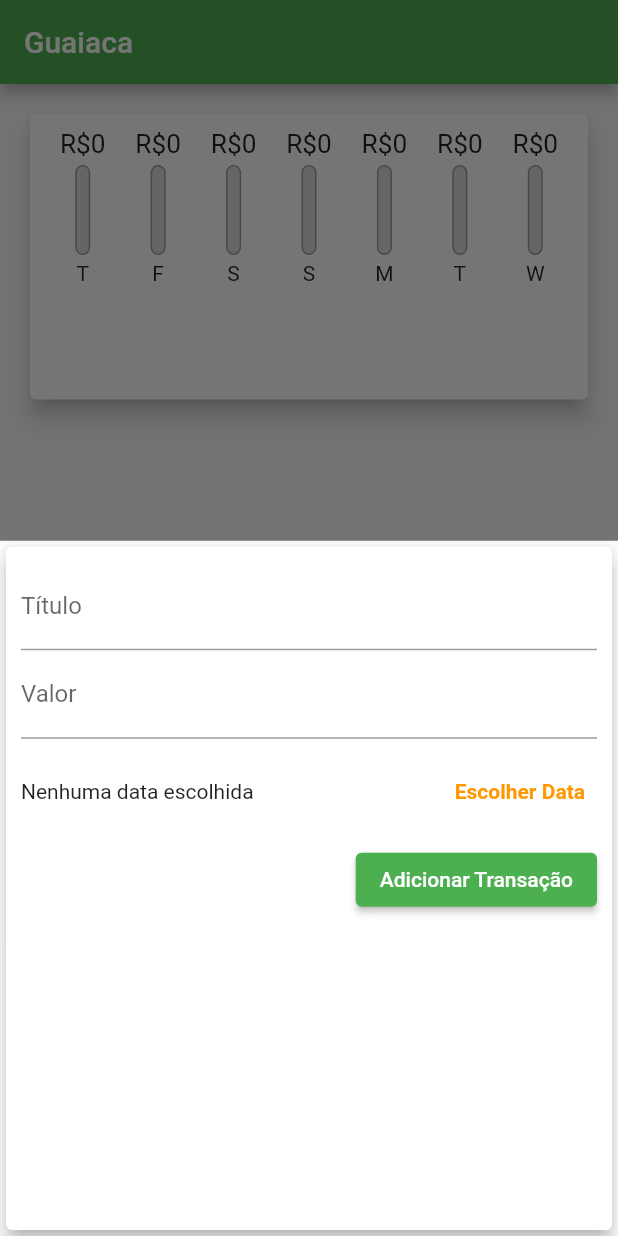
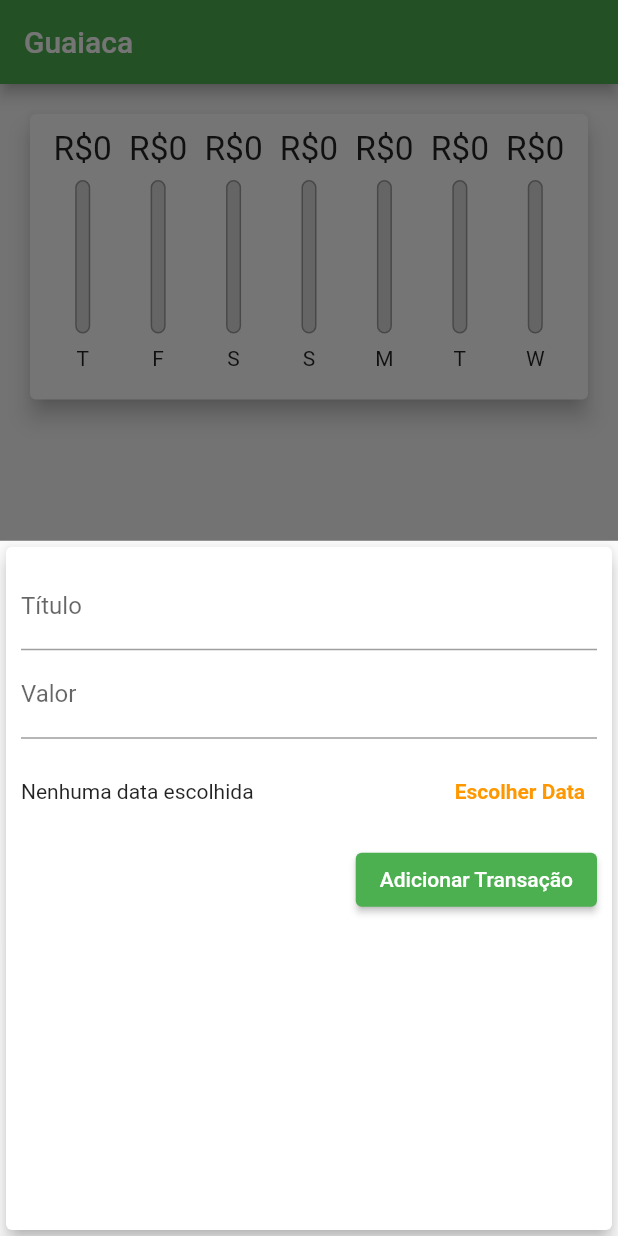
Before and after one commit to mariugo/guaiaca, a Flutter app: the screen it shows after launch, after a tap on the "add" icon, on a phone screen of 412 x 824 dp. Run offline on Flutter 3.47's test engine with Material 2 defaults, Android fonts, the phone set to English and light mode, and no system bars.

Commit message:
Constraints e orientação

```diff
--- a/lib/main.dart
+++ b/lib/main.dart
@@ -1,7 +1,15 @@
 import 'package:flutter/material.dart';
+import 'package:flutter/services.dart';
 import './screens/home.dart';
 
-void main() => runApp(MyApp());
+void main() {
+  WidgetsFlutterBinding.ensureInitialized();
+  SystemChrome.setPreferredOrientations([
+    DeviceOrientation.portraitUp,
+    DeviceOrientation.portraitDown,
+  ]);
+  runApp(MyApp());
+}
 
 class MyApp extends StatelessWidget {
   @override
--- a/lib/widgets/barras_grafico.dart
+++ b/lib/widgets/barras_grafico.dart
@@ -12,19 +12,20 @@ class BarrasGrafico extends StatelessWidget {
 
   @override
   Widget build(BuildContext context) {
+    return LayoutBuilder(builder: (context, constraints) {
       return Column(
         children: <Widget>[
           Container(
-          height: 20,
+            height: constraints.maxHeight * 0.15,
             child: FittedBox(
               child: Text('R\$${valorGasto.toStringAsFixed(0)}'),
             ),
           ),
           SizedBox(
-          height: 4,
+            height: constraints.maxHeight * 0.05,
           ),
           Container(
-          height: 60,
+            height: constraints.maxHeight * 0.6,
             width: 10,
             child: Stack(
               children: <Widget>[
@@ -48,10 +49,14 @@ class BarrasGrafico extends StatelessWidget {
             ),
           ),
           SizedBox(
-          height: 4,
+            height: constraints.maxHeight * 0.05,
           ),
-        Text(letraSemana),
+          Container(
+            height: constraints.maxHeight * 0.15,
+            child: Text(letraSemana),
+          ),
         ],
       );
+    });
   }
 }
```
Lines whose indentation alone changed are shown as unchanged.
